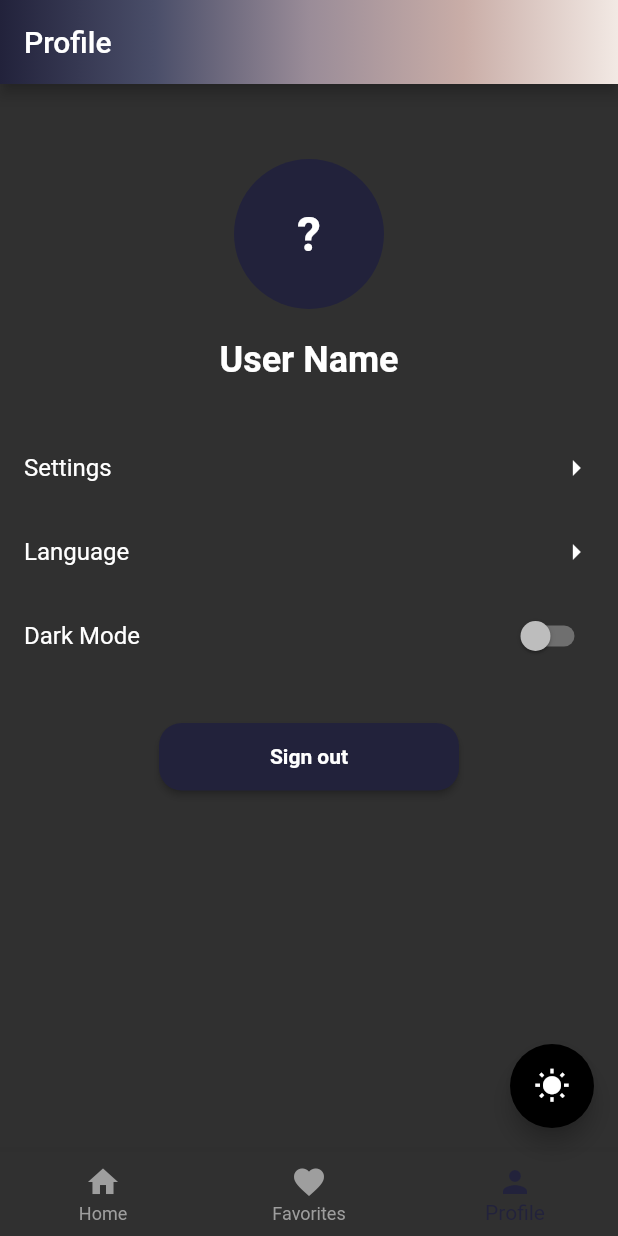
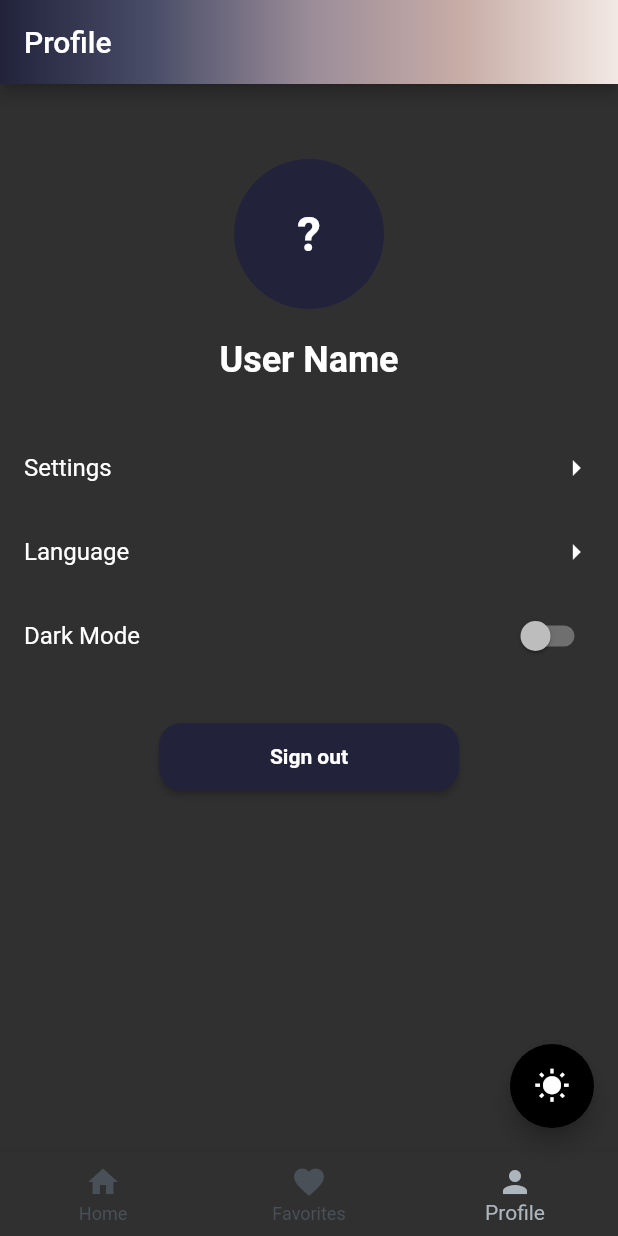
Before and after one commit to Nour-2003/E-Commerce_FlutterApp, a Flutter app: the screen it shows once a user with an empty profile is signed in, item 3 of the bottom bar chosen, on a phone screen of 412 x 824 dp. Run offline on Flutter 3.47's test engine with Material 2 defaults, Android fonts, the light colour scheme and no system bars; our stand-ins replace carousel_slider, dio, firebase_auth, firebase_core, flutter_svg, google_sign_in and 1 more; accounts and stored records are empty; network calls fail.

Commit message:
dark mode changes

```diff
--- a/lib/customNavBar.dart
+++ b/lib/customNavBar.dart
@@ -21,8 +21,12 @@ class _CustomBottomNavigationBarState extends State<CustomBottomNavigationBar>
       onTap: widget.onTap,
 
 
-      selectedItemColor: const Color(0xff22223b), // Active color
-      unselectedItemColor: Colors.grey, // Unselected color
+      selectedItemColor: Theme.of(context).brightness == Brightness.dark?
+      Color(0xffadb5bd)
+      : Color(0xff22223b), // Active color
+      unselectedItemColor: Theme.of(context).brightness == Brightness.dark?
+      Color(0xff495057)
+      :Colors.grey, // Unselected color
       items: const[
         BottomNavigationBarItem(
           icon: Icon(Icons.home),
--- a/lib/main.dart
+++ b/lib/main.dart
@@ -11,7 +11,7 @@ import 'package:dio/dio.dart';
 Future<void> main() async {
   WidgetsFlutterBinding.ensureInitialized();
   await Firebase.initializeApp(
-   name: 'ecommsignin',
+   //name: 'ecommsignin',
     options: const FirebaseOptions(
         apiKey: "AIzaSyA6NFUMe_bv8_bY0X1bmV8qnqVHLsWfask",
         appId: "1:256799517051:android:dd9363916a69f3ea6375de",
```
Also changed, not shown: lib/home/components/Categories.dart (+8 -3 lines), lib/home/components/SpecialOfferCard.dart (+17 -5 lines), lib/home/components/body.dart (+5 -5 lines), lib/home/components/discountBanner.dart (+11 -5 lines), 1 other file.
